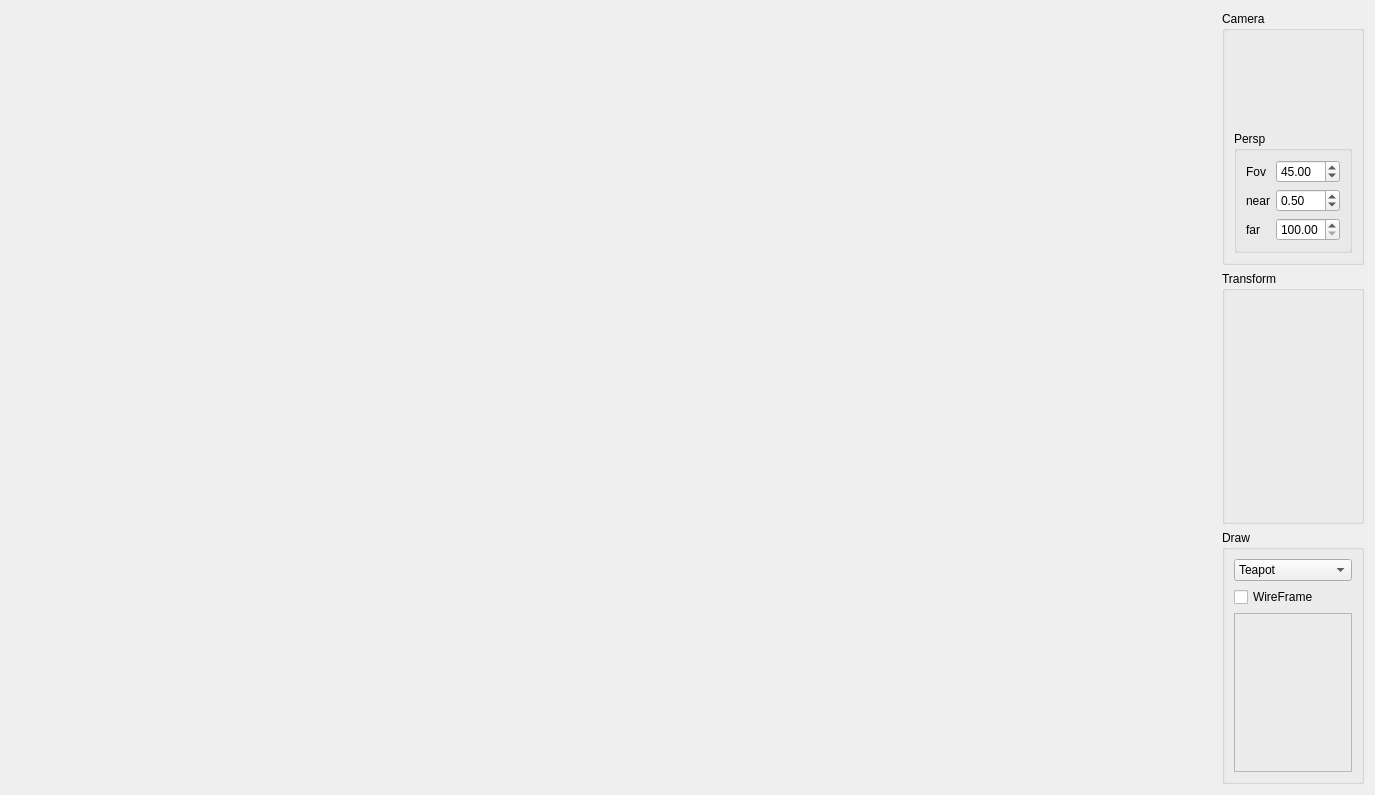
First picture: the form in GUIDemos/NGLWidgetsOpenGL/MainWindow.ui, repository NCCA/NCCA-py-nglExamples, before the edit.
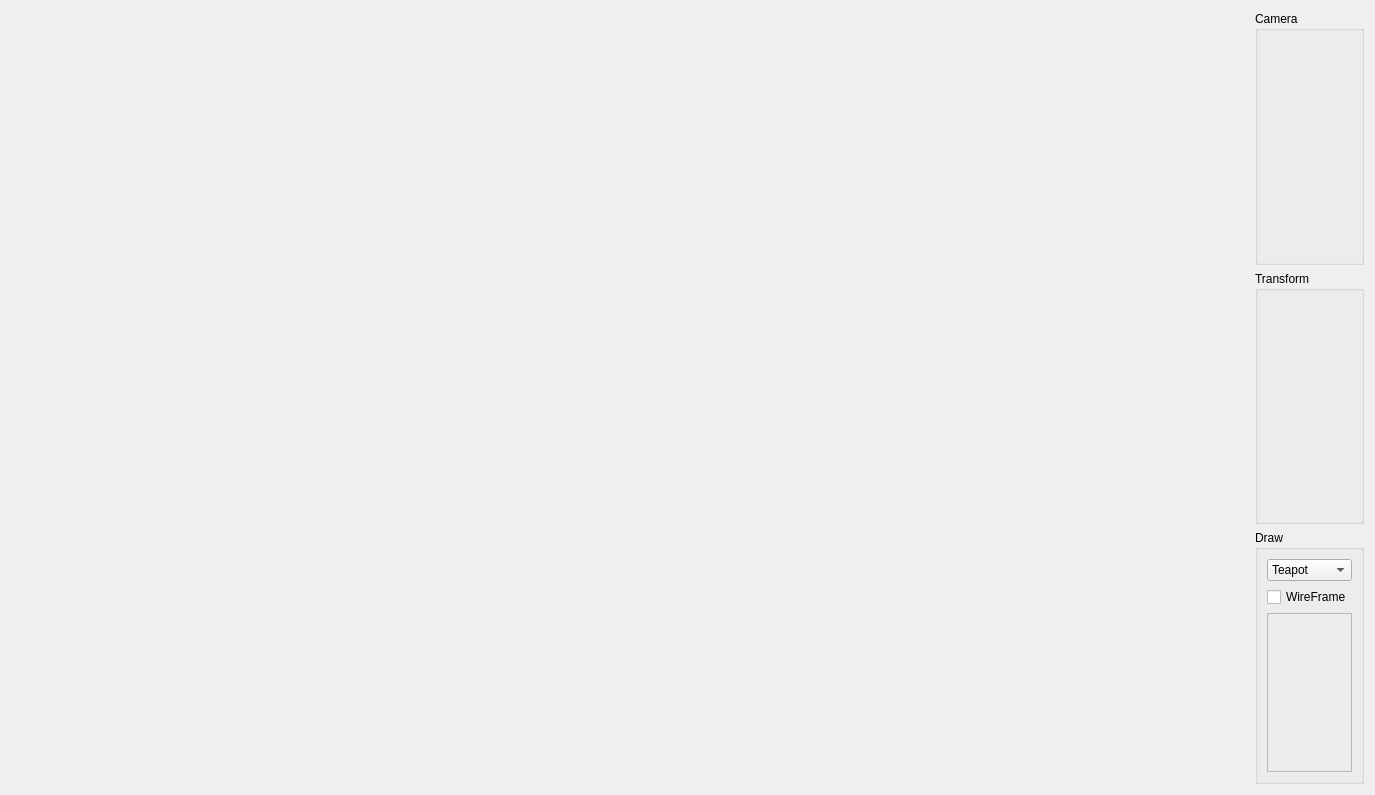
Second picture: the form after the edit. Custom widgets are drawn as their Qt base class.

The edit to the form file:
```diff
--- a/GUIDemos/NGLWidgetsOpenGL/MainWindow.ui
+++ b/GUIDemos/NGLWidgetsOpenGL/MainWindow.ui
@@ -82,73 +82,7 @@
        <widget class="LookAtWidget" name="lookat_widget" native="true"/>
       </item>
       <item>
-       <widget class="QGroupBox" name="groupBox">
-        <property name="title">
-         <string>Persp</string>
-        </property>
-        <layout class="QFormLayout" name="formLayout">
-         <item row="0" column="0">
-          <widget class="QLabel" name="label">
-           <property name="text">
-            <string>Fov</string>
-           </property>
-          </widget>
-         </item>
-         <item row="0" column="1">
-          <widget class="QDoubleSpinBox" name="fov">
-           <property name="minimum">
-            <double>1.000000000000000</double>
-           </property>
-           <property name="maximum">
-            <double>90.000000000000000</double>
-           </property>
-           <property name="value">
-            <double>45.000000000000000</double>
-           </property>
-          </widget>
-         </item>
-         <item row="1" column="0">
-          <widget class="QLabel" name="label_2">
-           <property name="text">
-            <string>near</string>
-           </property>
-          </widget>
-         </item>
-         <item row="1" column="1">
-          <widget class="QDoubleSpinBox" name="near">
-           <property name="maximum">
-            <double>100.000000000000000</double>
-           </property>
-           <property name="singleStep">
-            <double>0.010000000000000</double>
-           </property>
-           <property name="value">
-            <double>0.500000000000000</double>
-           </property>
-          </widget>
-         </item>
-         <item row="2" column="1">
-          <widget class="QDoubleSpinBox" name="far">
-           <property name="minimum">
-            <double>100.000000000000000</double>
-           </property>
-           <property name="maximum">
-            <double>200.000000000000000</double>
-           </property>
-           <property name="singleStep">
-            <double>0.010000000000000</double>
-           </property>
-          </widget>
-         </item>
-         <item row="2" column="0">
-          <widget class="QLabel" name="label_3">
-           <property name="text">
-            <string>far</string>
-           </property>
-          </widget>
-         </item>
-        </layout>
-       </widget>
+       <widget class="PerspectiveWidget" name="perspective_widget" native="true"/>
       </item>
      </layout>
     </widget>
@@ -186,6 +120,12 @@
    <header>lookatwidget.h</header>
    <container>1</container>
   </customwidget>
+  <customwidget>
+   <class>PerspectiveWidget</class>
+   <extends>QFrame</extends>
+   <header location="global">perspectivewidget.h</header>
+   <container>1</container>
+  </customwidget>
  </customwidgets>
  <resources/>
  <connections/>
```
